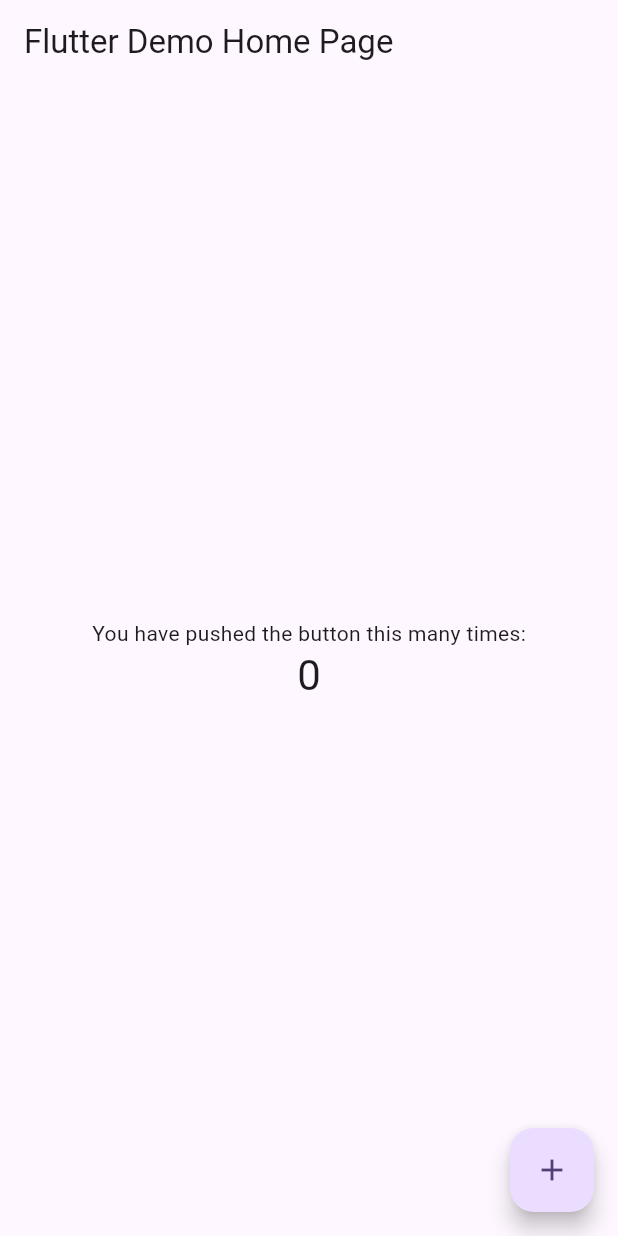
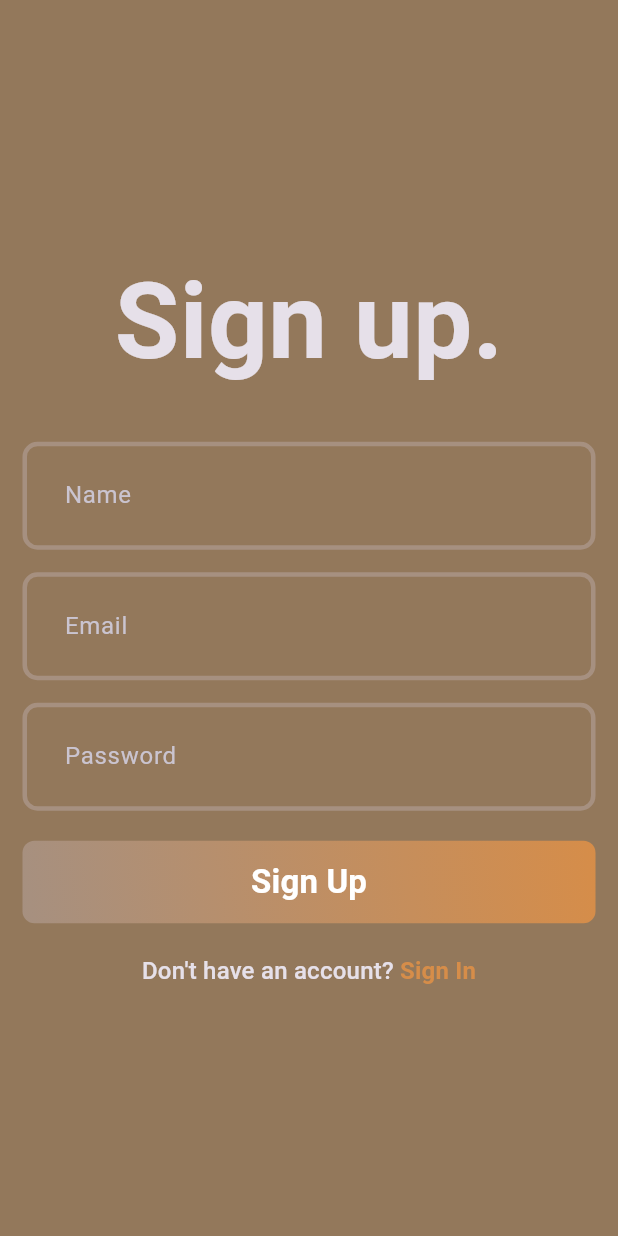
Before and after one commit to YashodaraDeAlwis/blog-app-flutter, a Flutter app: the screen it shows after launch, on a phone screen of 412 x 824 dp. Run offline on Flutter 3.47's test engine with Material 3 defaults, Android fonts, the phone set to English and light mode, and no system bars.

Commit message:
add: sign up page

```diff
--- /dev/null
+++ b/lib/features/auth/presentation/pages/signup_page.dart
@@ -0,0 +1,61 @@
+import 'package:blog/core/theme/pallet.dart';
+import 'package:blog/features/auth/presentation/widgets/auth_field.dart';
+import 'package:blog/features/auth/presentation/widgets/auth_gradient_button.dart';
+import 'package:flutter/material.dart';
+import 'package:flutter/widgets.dart';
+
+class SignUpPage extends StatefulWidget {
+  const SignUpPage({super.key});
+
+  @override
+  State<SignUpPage> createState() => _SignUpPageState();
+}
+
+class _SignUpPageState extends State<SignUpPage> {
+  @override
+  Widget build(BuildContext context) {
+    return Scaffold(
+      body: Padding(
+        padding: EdgeInsets.symmetric(horizontal: 15, vertical: 15),
+        child: Column(
+          mainAxisAlignment: MainAxisAlignment.center,
+          children: [
+            const Text(
+              "Sign up.",
+              style: TextStyle(fontSize: 70, fontWeight: FontWeight.bold),
+            ),
+            const SizedBox(height: 30),
+            const AuthField(
+              hintText: "Name",
+            ),
+            const SizedBox(height: 15),
+            const AuthField(
+              hintText: "Email",
+            ),
+            const SizedBox(height: 15),
+            const AuthField(
+              hintText: "Password",
+            ),
+            const SizedBox(height: 20),
+            const AuthGradientButton(),
+            const SizedBox(height: 20),
+            RichText(
+              text: TextSpan(
+                  text: "Don't have an account?",
+                  style: Theme.of(context).textTheme.titleMedium,
+                  children: [
+                    TextSpan(
+                      text: " Sign In",
+                      style: Theme.of(context).textTheme.titleMedium?.copyWith(
+                          color: AppPallet.gradient3,
+                          fontWeight: FontWeight
+                              .bold), //if it's notnull call the copy with method
+                    ),
+                  ]), //getting two themes to a text which is also a linl=k
+            ),
+          ],
+        ),
+      ),
+    );
+  }
+}
--- /dev/null
+++ b/lib/features/auth/presentation/widgets/auth_field.dart
@@ -0,0 +1,13 @@
+import 'package:flutter/material.dart';
+
+class AuthField extends StatelessWidget {
+  final String hintText; //constructor
+  const AuthField({super.key, required this.hintText});
+
+  @override
+  Widget build(BuildContext context) {
+    return TextFormField(
+      decoration: InputDecoration(hintText: hintText),
+    ); //use textformfeild instead of text feild bcz entire signup page is a form, we needto validate the entire signup process
+  }
+}
--- /dev/null
+++ b/lib/features/auth/presentation/widgets/auth_gradient_button.dart
@@ -0,0 +1,36 @@
+import 'package:blog/core/theme/pallet.dart';
+import 'package:flutter/material.dart';
+
+class AuthGradientButton extends StatelessWidget {
+  const AuthGradientButton({super.key});
+
+  @override
+  Widget build(BuildContext context) {
+    return Container(
+      decoration: BoxDecoration(
+        borderRadius: BorderRadius.circular(8),
+        gradient: const LinearGradient(
+          colors: [AppPallet.gradient2, AppPallet.gradient3],
+          begin: Alignment.bottomLeft,
+          end: Alignment.topRight,
+        ),
+      ),
+      child: ElevatedButton(
+        onPressed: () {},
+        style: ElevatedButton.styleFrom(
+          backgroundColor: Colors.transparent,
+          shadowColor: Colors.transparent,
+          fixedSize: const Size(395, 55),
+        ),
+        child: const Text(
+          "Sign Up",
+          style: TextStyle(
+            color: AppPallet.whiteColor,
+            fontSize: 22,
+            fontWeight: FontWeight.w600,
+          ),
+        ),
+      ),
+    );
+  }
+}
--- a/lib/main.dart
+++ b/lib/main.dart
@@ -1,3 +1,5 @@
+import 'package:blog/core/theme/theme.dart';
+import 'package:blog/features/auth/presentation/pages/signup_page.dart';
 import 'package:flutter/material.dart';
 
 void main() {
@@ -7,63 +9,13 @@ void main() {
 class MyApp extends StatelessWidget {
   const MyApp({super.key});
 
-  // This widget is the root of your application.
   @override
   Widget build(BuildContext context) {
     return MaterialApp(
-      title: 'Flutter Demo',
-      theme: ThemeData(
-        colorScheme: ColorScheme.fromSeed(seedColor: Colors.deepPurple),
-        useMaterial3: true,
-      ),
-      home: const MyHomePage(title: 'Flutter Demo Home Page'),
+      debugShowCheckedModeBanner: false,
+      title: 'Flutter blog',
+      theme: AppTheme.darkTheme,
+      home: const SignUpPage(),
     );
   }
 }
-
-class MyHomePage extends StatefulWidget {
-  const MyHomePage({super.key, required this.title});
-
-  final String title;
-
-  @override
-  State<MyHomePage> createState() => _MyHomePageState();
-}
-
-class _MyHomePageState extends State<MyHomePage> {
-  int _counter = 0;
-
-  void _incrementCounter() {
-    setState(() {
-      _counter++;
-    });
-  }
-
-  @override
-  Widget build(BuildContext context) {
-    return Scaffold(
-      appBar: AppBar(
-        title: Text(widget.title),
-      ),
-      body: Center(
-        child: Column(
-          mainAxisAlignment: MainAxisAlignment.center,
-          children: <Widget>[
-            const Text(
-              'You have pushed the button this many times:',
-            ),
-            Text(
-              '$_counter',
-              style: Theme.of(context).textTheme.headlineMedium,
-            ),
-          ],
-        ),
-      ),
-      floatingActionButton: FloatingActionButton(
-        onPressed: _incrementCounter,
-        tooltip: 'Increment',
-        child: const Icon(Icons.add),
-      ),
-    );
-  }
-}
```
